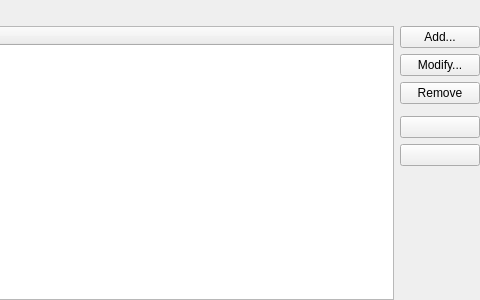
KDE/ruqola, file src/widgets/configuredialog/configureaccountserverwidget.ui: the form before one commit; both pictures show x 224 to 704 and y 0 to 300 of the 704 by 300 pixel window.
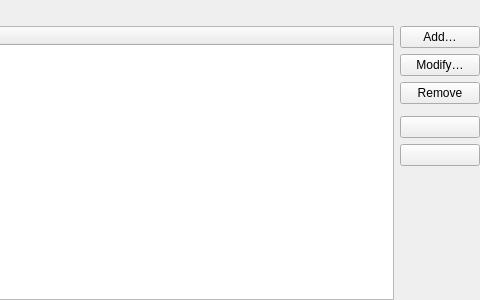
The form after the commit. Custom widgets are drawn as their Qt base class.

What changed in the file:
```diff
--- a/src/widgets/configuredialog/configureaccountserverwidget.ui
+++ b/src/widgets/configuredialog/configureaccountserverwidget.ui
@@ -28,14 +28,14 @@
      <item>
       <widget class="QPushButton" name="addServer">
        <property name="text">
-        <string>Add...</string>
+        <string>Add…</string>
        </property>
       </widget>
      </item>
      <item>
       <widget class="QPushButton" name="modifyServer">
        <property name="text">
-        <string>Modify...</string>
+        <string>Modify…</string>
        </property>
       </widget>
      </item>
```
